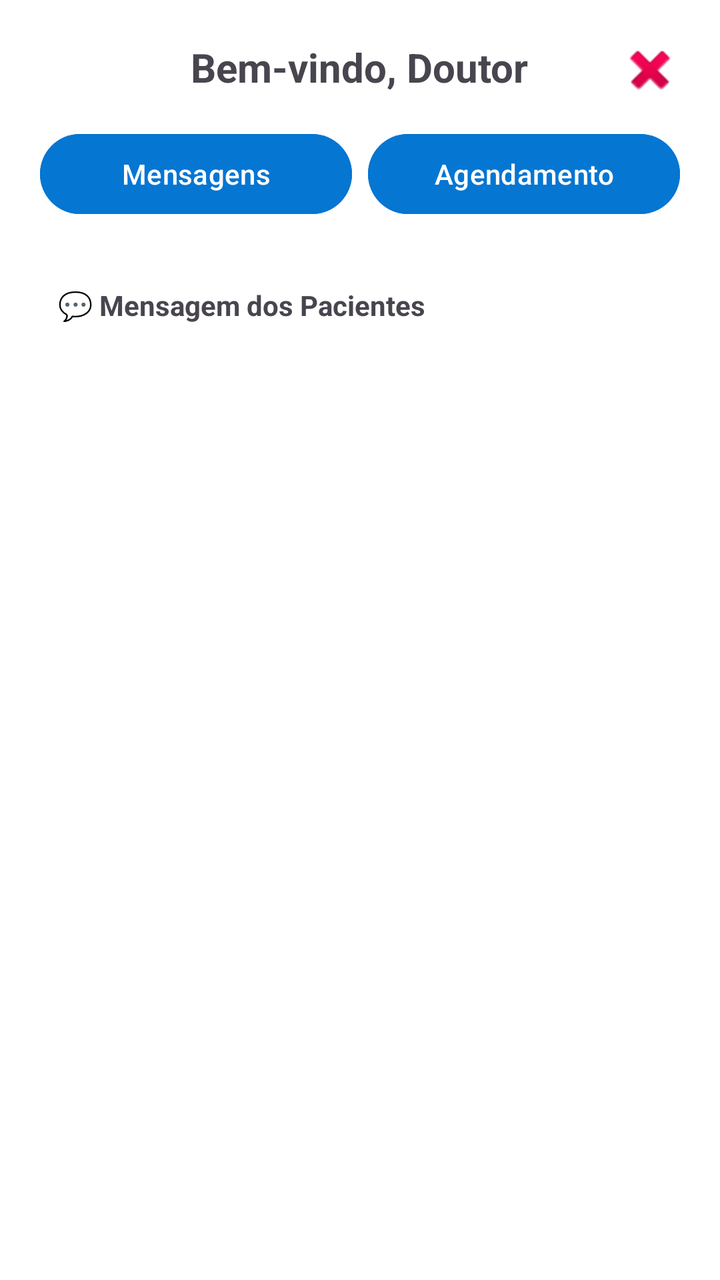
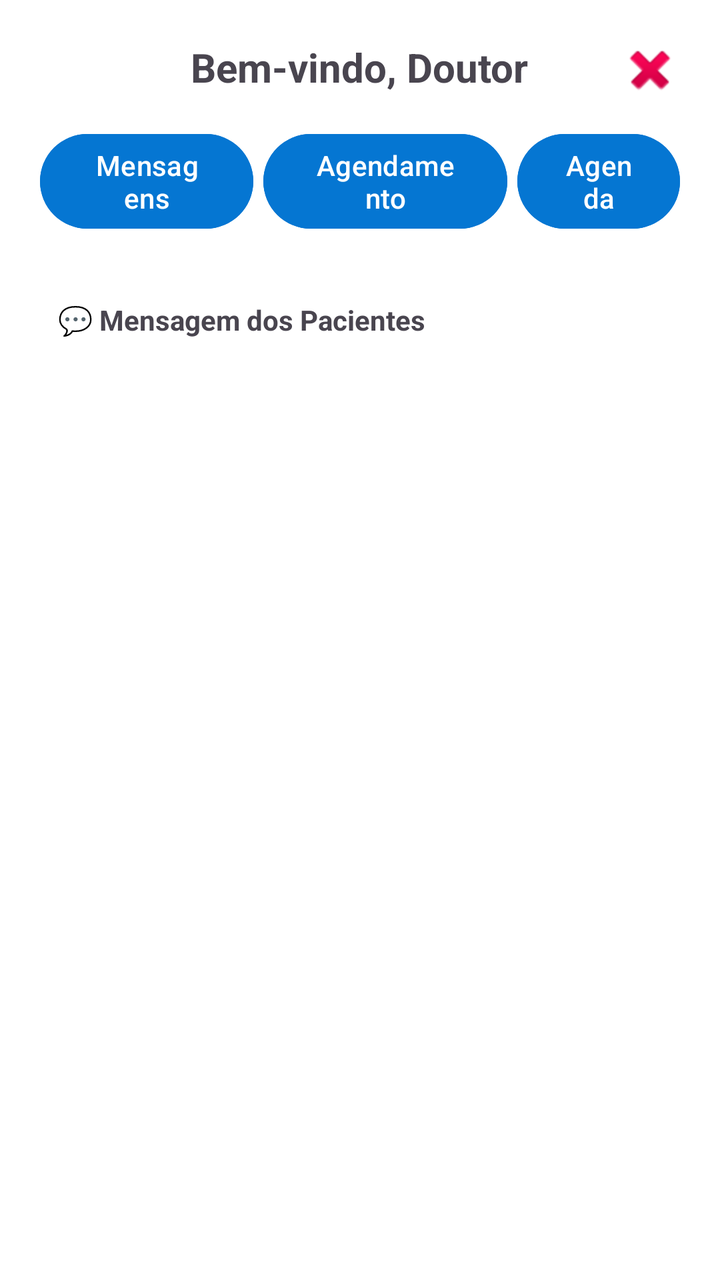

Before-and-after screenshots of an Android layout around one commit, followed by the original layout XML and the change that was made.
<!-- AndroidManifest.xml: application theme Theme.ProjetoFinal -->
<!-- res/layout/activity_medico.xml -->
<?xml version="1.0" encoding="utf-8"?>
<RelativeLayout xmlns:android="http://schemas.android.com/apk/res/android"
    android:layout_width="match_parent"
    android:layout_height="match_parent"
    android:padding="20dp"
    android:background="#FFFFFF">

    <ImageButton
        android:id="@+id/btnLogout"
        android:layout_width="30dp"
        android:layout_height="30dp"
        android:layout_alignParentTop="true"
        android:layout_alignParentEnd="true"
        android:layout_margin="0dp"
        android:layout_marginStart="0dp"
        android:layout_marginTop="16dp"
        android:layout_marginEnd="59dp"
        android:background="@android:color/transparent"
        android:contentDescription="Sair"
        android:src="@android:drawable/ic_delete" />

    <TextView
        android:id="@+id/textoTitulo"
        android:layout_width="wrap_content"
        android:layout_height="wrap_content"
        android:text="Bem-vindo, Doutor"
        android:textSize="20sp"
        android:textStyle="bold"
        android:layout_centerHorizontal="true" />

    <LinearLayout
        android:id="@+id/layoutBotoes"
        android:layout_width="match_parent"
        android:layout_height="wrap_content"
        android:layout_below="@+id/textoTitulo"
        android:orientation="horizontal"
        android:gravity="center"
        android:layout_marginTop="16dp"
        android:layout_marginBottom="16dp">

        <Button
            android:id="@+id/btnMsg"
            android:layout_width="0dp"
            android:layout_weight="1"
            android:layout_height="wrap_content"
            android:layout_below="@+id/tipoUsuario"
            android:layout_alignParentEnd="true"
            android:backgroundTint="@color/light_theme_button_background"
            android:text="Mensagens" />

        <Space
            android:layout_width="8dp"
            android:layout_height="match_parent" />

        <Button
            android:id="@+id/btnConsulta"
            android:layout_width="0dp"
            android:layout_weight="1"
            android:layout_height="wrap_content"
            android:layout_below="@+id/tipoUsuario"
            android:layout_alignParentEnd="true"
            android:backgroundTint="@color/light_theme_button_background"
            android:text="Agendamento" />

    </LinearLayout>

    <LinearLayout
        android:id="@+id/layoutMensagens"
        android:layout_width="match_parent"
        android:layout_height="wrap_content"
        android:layout_below="@+id/layoutBotoes"
        android:orientation="vertical"
        android:visibility="visible">

        <TextView
            android:id="@+id/textView2"
            android:layout_width="wrap_content"
            android:layout_height="wrap_content"
            android:layout_alignParentStart="true"
            android:layout_marginStart="9dp"
            android:layout_marginTop="16dp"
            android:text="💬 Mensagem dos Pacientes"
            android:textStyle="bold" />

        <ListView
            android:id="@+id/listPacientes"
            android:layout_width="357dp"
            android:layout_height="wrap_content"
            android:layout_below="@+id/textView2"
            android:layout_marginTop="6dp"
            android:divider="#333"
            android:dividerHeight="2px" />

    </LinearLayout>

    <LinearLayout
        android:id="@+id/layoutAgendamento"
        android:layout_width="match_parent"
        android:layout_height="wrap_content"
        android:layout_below="@+id/layoutBotoes"
        android:orientation="vertical"
        android:gravity="center"
        android:visibility="gone">

        <TextView
            android:id="@+id/textView4"
            android:layout_width="wrap_content"
            android:layout_height="wrap_content"
            android:layout_marginStart="9dp"
            android:layout_marginTop="5dp"
            android:text="🕒 Marcar Agendamento"
            android:textStyle="bold"
            android:layout_gravity="start"/>

        <Spinner
            android:id="@+id/spinnerPaciente"
            android:layout_width="334dp"
            android:layout_height="wrap_content"
            android:layout_marginRight="2dp"
            android:layout_marginBottom="5dp"
            android:layout_marginTop="6dp"/>

        <EditText
            android:id="@+id/editDataHora"
            android:layout_width="334dp"
            android:layout_height="wrap_content"
            android:hint="Ex: 2025-11-05 14:30"
            android:inputType="datetime"
            android:layout_marginBottom="12dp" />

        <EditText
            android:id="@+id/editLocal"
            android:layout_width="334dp"
            android:layout_height="wrap_content"
            android:hint="Local"
            android:layout_marginBottom="12dp"
            android:maxLength="50"/>

        <EditText
            android:id="@+id/editDescricao"
            android:layout_width="334dp"
            android:layout_height="100dp"
            android:hint="Descrição"
            android:gravity="top"
            android:layout_marginBottom="10dp"
            android:maxLength="50"/>

        <Button
            android:id="@+id/btnAgendar"
            android:layout_width="210dp"
            android:layout_height="wrap_content"
            android:text="Confirmar Agendamento"
            android:backgroundTint="@color/light_theme_button_background"
            android:fontFamily="sans-serif-medium" />

        <View
            android:layout_width="match_parent"
            android:layout_height="1dp"
            android:background="#333"
            android:layout_marginTop="10dp" />

        <TextView
            android:id="@+id/textView3"
            android:layout_width="wrap_content"
            android:layout_height="wrap_content"
            android:layout_marginStart="9dp"
            android:layout_marginTop="16dp"
            android:text="📅 Agendamentos Marcados"
            android:textStyle="bold"
            android:layout_gravity="start"/>

        <ListView
            android:id="@+id/listAgendamentos"
            android:layout_width="357dp"
            android:layout_height="wrap_content"
            android:layout_marginTop="6dp"
            android:divider="#333"
            android:dividerHeight="2px"/>

    </LinearLayout>




</RelativeLayout>
<!-- resources referenced by this layout -->
<resources>
  <color name="light_theme_button_background">#0576d2</color>
  <style name="Theme.ProjetoFinal" parent="Base.Theme.ProjetoFinal" />
  <style name="Base.Theme.ProjetoFinal" parent="Theme.Material3.DayNight.NoActionBar">
          
          
      </style>
</resources>

<!-- the commit's change to res/layout/activity_medico.xml (unified diff, before → after) -->
@@ -40,7 +40,7 @@
 
         <Button
             android:id="@+id/btnMsg"
-            android:layout_width="0dp"
+            android:layout_width="wrap_content"
             android:layout_weight="1"
             android:layout_height="wrap_content"
             android:layout_below="@+id/tipoUsuario"
@@ -49,18 +49,32 @@
             android:text="Mensagens" />
 
         <Space
-            android:layout_width="8dp"
+            android:layout_width="5dp"
             android:layout_height="match_parent" />
 
         <Button
             android:id="@+id/btnConsulta"
-            android:layout_width="0dp"
+            android:layout_width="wrap_content"
             android:layout_weight="1"
             android:layout_height="wrap_content"
             android:layout_below="@+id/tipoUsuario"
             android:layout_alignParentEnd="true"
             android:backgroundTint="@color/light_theme_button_background"
             android:text="Agendamento" />
+
+        <Space
+            android:layout_width="5dp"
+            android:layout_height="match_parent" />
+
+        <Button
+            android:id="@+id/btnAgenda"
+            android:layout_width="wrap_content"
+            android:layout_weight="1"
+            android:layout_height="wrap_content"
+            android:layout_below="@+id/tipoUsuario"
+            android:layout_alignParentEnd="true"
+            android:backgroundTint="@color/light_theme_button_background"
+            android:text="Agenda" />
 
     </LinearLayout>
 
@@ -89,7 +103,7 @@
             android:layout_below="@+id/textView2"
             android:layout_marginTop="6dp"
             android:divider="#333"
-            android:dividerHeight="2px" />
+            android:dividerHeight="0px" />
 
     </LinearLayout>
 
@@ -107,7 +121,7 @@
             android:layout_width="wrap_content"
             android:layout_height="wrap_content"
             android:layout_marginStart="9dp"
-            android:layout_marginTop="5dp"
+            android:layout_marginTop="16dp"
             android:text="🕒 Marcar Agendamento"
             android:textStyle="bold"
             android:layout_gravity="start"/>
@@ -153,11 +167,16 @@
             android:backgroundTint="@color/light_theme_button_background"
             android:fontFamily="sans-serif-medium" />
 
-        <View
-            android:layout_width="match_parent"
-            android:layout_height="1dp"
-            android:background="#333"
-            android:layout_marginTop="10dp" />
+    </LinearLayout>
+
+    <LinearLayout
+        android:id="@+id/layoutConsultas"
+        android:layout_width="match_parent"
+        android:layout_height="wrap_content"
+        android:layout_below="@+id/layoutBotoes"
+        android:orientation="vertical"
+        android:gravity="center"
+        android:visibility="gone">
 
         <TextView
             android:id="@+id/textView3"
@@ -165,7 +184,7 @@
             android:layout_height="wrap_content"
             android:layout_marginStart="9dp"
             android:layout_marginTop="16dp"
-            android:text="📅 Agendamentos Marcados"
+            android:text="📅 Consultas Marcadas"
             android:textStyle="bold"
             android:layout_gravity="start"/>
 
@@ -175,10 +194,11 @@
             android:layout_height="wrap_content"
             android:layout_marginTop="6dp"
             android:divider="#333"
-            android:dividerHeight="2px"/>
-
-    </LinearLayout>
-
+            android:dividerHeight="0px"/>
+
+
+
+    </LinearLayout>
 
 
 
